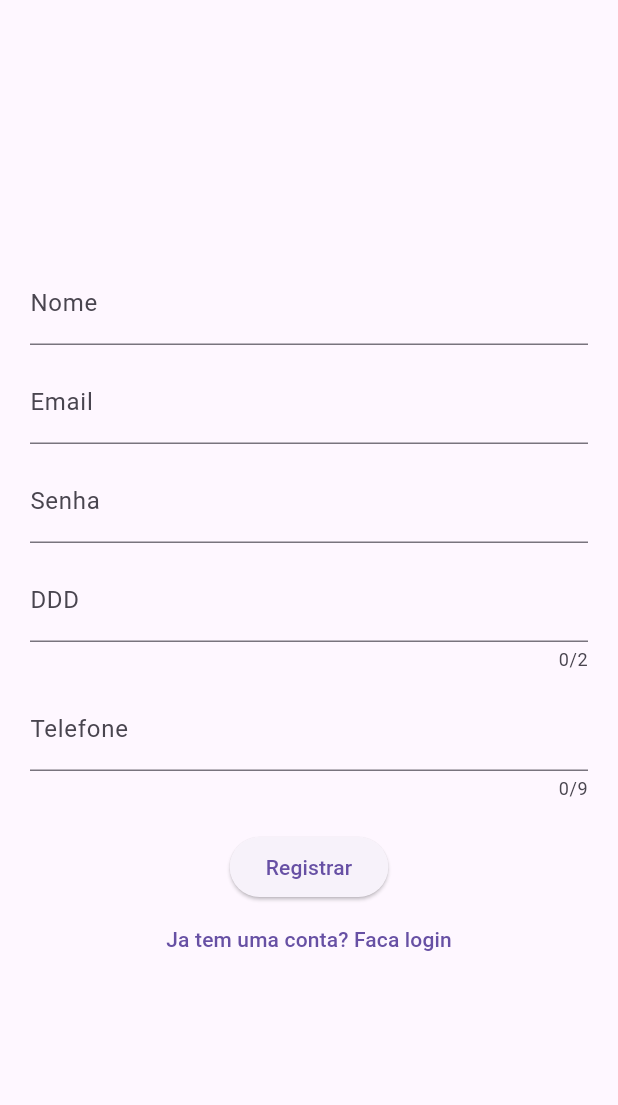
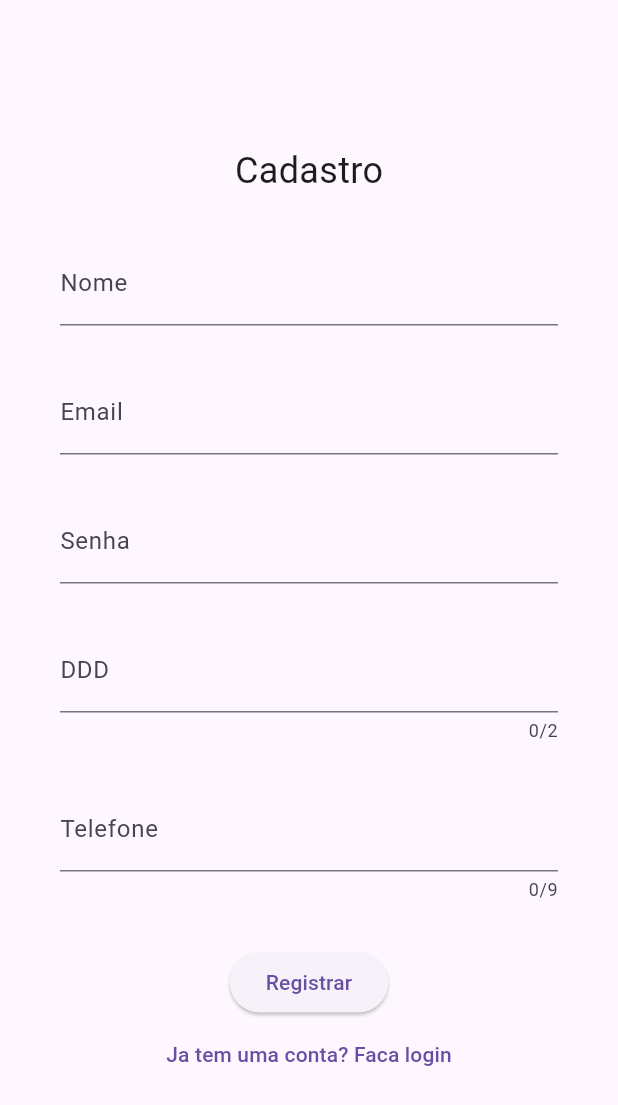
Before and after one commit to arcanjo855/desafioFlutter, a Flutter app: the screen it shows after launch, after a tap on "Não tem uma conta? Registre-se aqui", on a phone screen of 412 x 824 dp. Shown: the top 1105 px of the screen. Run offline on Flutter 3.47's test engine with Material 3 defaults, Android fonts, the phone set to English and light mode, and no system bars.

Commit message:
estilizando tela de login e registro

```diff
--- a/lib/main.dart
+++ b/lib/main.dart
@@ -60,14 +60,22 @@ Future<void> login() async {
     return Scaffold(
       body: Center(
         child: Padding(
-          padding: const EdgeInsets.all(20.0),
+          padding: const EdgeInsets.symmetric(horizontal: 30.0, vertical: 10.0),
           child: Form(
             key: _formKey,
             child: Column(
               mainAxisSize: MainAxisSize.min,
               children: [
-                Image.asset('./src/images/moon.png'),
-                TextFormField(
+                Image.asset('./src/images/moon.png',
+                width: 200,
+                height: 200,),
+                SizedBox(height: 80),
+                Text("Login",
+                style: TextStyle(fontSize: 24)),
+                SizedBox(height: 20),
+                Padding(
+                  padding: EdgeInsets.symmetric(horizontal: 20.0, vertical: 10.0), // Padding externo
+                  child: TextFormField(
                   controller: emailController,
                   decoration: InputDecoration(labelText: 'Email'),
                   keyboardType: TextInputType.emailAddress,
@@ -79,8 +87,12 @@ Future<void> login() async {
                     return null;
                   },
                 ),
+                ),
+
                 SizedBox(height: 10),
-                TextFormField(
+                Padding(
+                  padding: EdgeInsets.symmetric(horizontal: 20.0, vertical: 10.0), // Padding externo
+                  child: TextFormField(
                   controller: passwordController,
                   decoration: InputDecoration(labelText: 'Senha'),
                   obscureText: true,
@@ -91,6 +103,8 @@ Future<void> login() async {
                     return null;
                   },
                 ),
+                ),
+
                 SizedBox(height: 20),
                 ElevatedButton(
                   onPressed: login,
--- a/lib/pages/register_screen.dart
+++ b/lib/pages/register_screen.dart
@@ -72,7 +72,12 @@ Future<void> register() async {
             child: Column(
               mainAxisSize: MainAxisSize.min,
               children: [
-                TextFormField(
+                Text("Cadastro",
+                style: TextStyle(fontSize: 24)),
+                SizedBox(height: 20),
+                Padding(
+                  padding: EdgeInsets.symmetric(horizontal: 20.0, vertical: 10.0), // Padding externo
+                  child: TextFormField(
                   controller: nameController,
                   decoration: InputDecoration(labelText: 'Nome'),
                   validator: (value) {
@@ -82,8 +87,12 @@ Future<void> register() async {
                     return null;
                   },
                 ),
+                ),
                 SizedBox(height: 10),
-                TextFormField(
+
+                Padding(
+                  padding: EdgeInsets.symmetric(horizontal: 20.0, vertical: 10.0), // Padding externo
+                  child: TextFormField(
                   controller: emailController,
                   decoration: InputDecoration(labelText: 'Email'),
                   keyboardType: TextInputType.emailAddress,
@@ -94,8 +103,12 @@ Future<void> register() async {
                     return null;
                   },
                 ),
+                ),
                 SizedBox(height: 10),
-                TextFormField(
+
+                Padding(
+                  padding: EdgeInsets.symmetric(horizontal: 20.0, vertical: 10.0), // Padding externo
+                  child: TextFormField(
                   controller: passwordController,
                   decoration: InputDecoration(labelText: 'Senha'),
                   obscureText: true,
@@ -106,8 +119,12 @@ Future<void> register() async {
                     return null;
                   },
                 ),
+                ),
                 SizedBox(height: 10),
-                TextFormField(
+
+                Padding(
+                  padding: EdgeInsets.symmetric(horizontal: 20.0, vertical: 10.0), // Padding externo
+                  child: TextFormField(
                   maxLength: 2,
                   controller: areaCodeController,
                   decoration: InputDecoration(labelText: 'DDD'),
@@ -119,8 +136,12 @@ Future<void> register() async {
                     return null;
                   },
                 ),
+                ),
                 SizedBox(height: 10),
-                TextFormField(
+
+                Padding(
+                  padding: EdgeInsets.symmetric(horizontal: 20.0, vertical: 10.0), // Padding externo
+                  child: TextFormField(
                   maxLength: 9,
                   controller: numberController,
                   decoration: InputDecoration(labelText: 'Telefone'),
@@ -132,6 +153,9 @@ Future<void> register() async {
                     return null;
                   },
                 ),
+                ),
+
+
                 SizedBox(height: 20),
                 ElevatedButton(
                   onPressed: register,
```
